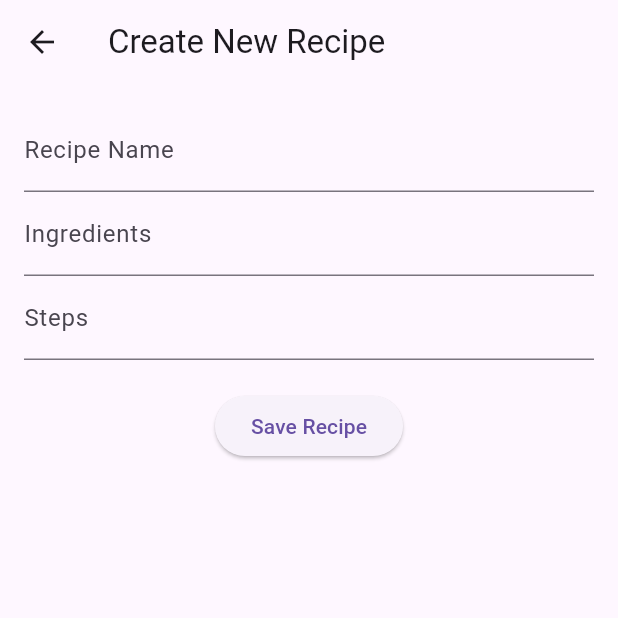
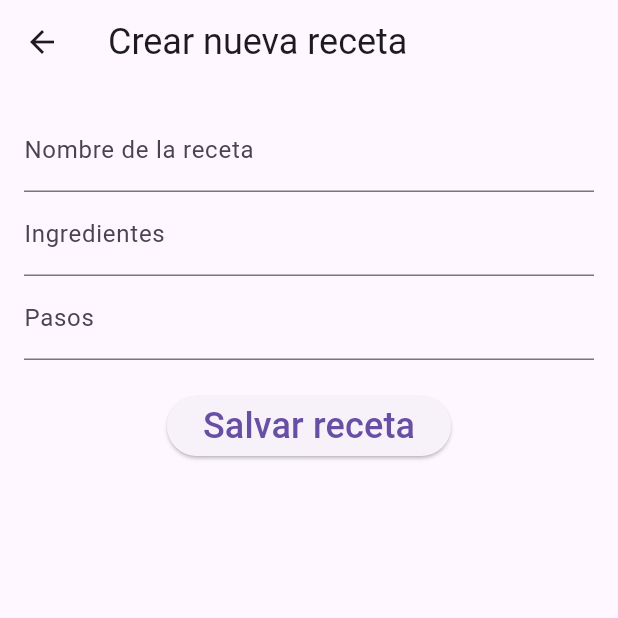
Before and after one commit to Juan-Rabay/A-F-shot-of-Espreso, a Flutter app: the screen it shows after launch, after a tap on "Create New Recipe", on a phone screen of 412 x 824 dp, the top half of it. Run offline on Flutter 3.47's test engine with Material 3 defaults, Android fonts, the phone set to English and light mode, and no system bars.

Commit message:
implementacion lab5
se realizó lo solicitado del Lab 5 de disp moviles

```diff
--- a/a_f_shot_of_espresso/lib/main.dart
+++ b/a_f_shot_of_espresso/lib/main.dart
@@ -1,8 +1,4 @@
 import 'package:flutter/material.dart';
-import 'screens/home_screen.dart';
-import 'screens/recipe_detail_screen.dart';
-import 'screens/create_recipe_screen.dart';
-import 'screens/favorites_screen.dart';
 
 void main() {
   runApp(CoffeeRecipesApp());
@@ -138,10 +134,23 @@ class _CreateRecipeScreenState extends State<CreateRecipeScreen> {
   String _steps = '';
 
   @override
+  void initState() {
+    super.initState();
+    print("initState: Widget creado");
+  }
+
+  @override
+  void didChangeDependencies() {
+    super.didChangeDependencies();
+    print("didChangeDependencies: Dependencias cambiadas");
+  }
+
+  @override
   Widget build(BuildContext context) {
+    print("build: Construyendo el widget");
     return Scaffold(
       appBar: AppBar(
-        title: Text('Create New Recipe'),
+        title: Text('Crear nueva receta', style: TextStyle(fontSize: 24)),
       ),
       body: Padding(
         padding: EdgeInsets.all(16.0),
@@ -150,19 +159,19 @@ class _CreateRecipeScreenState extends State<CreateRecipeScreen> {
           child: Column(
             children: [
               TextFormField(
-                decoration: InputDecoration(labelText: 'Recipe Name'),
+                decoration: InputDecoration(labelText: 'Nombre de la receta'),
                 onSaved: (value) {
                   _recipeName = value!;
                 },
               ),
               TextFormField(
-                decoration: InputDecoration(labelText: 'Ingredients'),
+                decoration: InputDecoration(labelText: 'Ingredientes'),
                 onSaved: (value) {
                   _ingredients = value!;
                 },
               ),
               TextFormField(
-                decoration: InputDecoration(labelText: 'Steps'),
+                decoration: InputDecoration(labelText: 'Pasos'),
                 onSaved: (value) {
                   _steps = value!;
                 },
@@ -171,18 +180,42 @@ class _CreateRecipeScreenState extends State<CreateRecipeScreen> {
               ElevatedButton(
                 onPressed: () {
                   _formKey.currentState!.save();
-                  // Save recipe logic
+                  print("setState: Guardando la receta");
                   ScaffoldMessenger.of(context).showSnackBar(
-                    SnackBar(content: Text('Recipe Saved!')),
+                    SnackBar(content: Text('Receta guardada!')),
                   );
                 },
-                child: Text('Save Recipe'),
+                child: Text('Salvar receta', style: TextStyle(fontSize: 24)),
               ),
             ],
           ),
         ),
       ),
     );
+  }
+
+  @override
+  void didUpdateWidget(covariant CreateRecipeScreen oldWidget) {
+    super.didUpdateWidget(oldWidget);
+    print("didUpdateWidget: Widget actualizado");
+  }
+
+  @override
+  void deactivate() {
+    super.deactivate();
+    print("deactivate: Widget desactivado");
+  }
+
+  @override
+  void dispose() {
+    print("dispose: Widget eliminado");
+    super.dispose();
+  }
+
+  @override
+  void reassemble() {
+    super.reassemble();
+    print("reassemble: Aplicación reconstruida");
   }
 }
 
```
